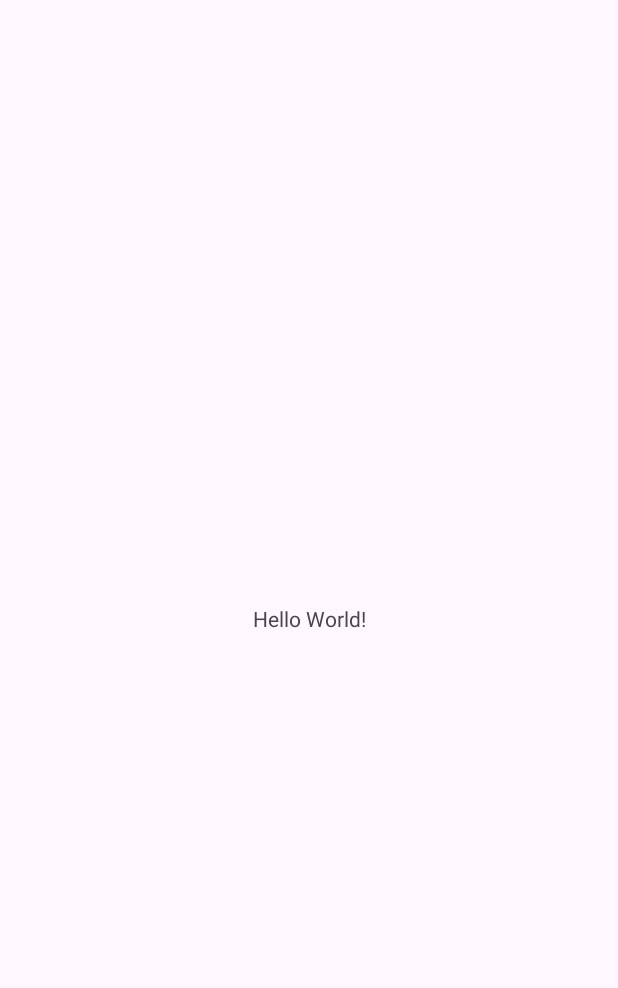
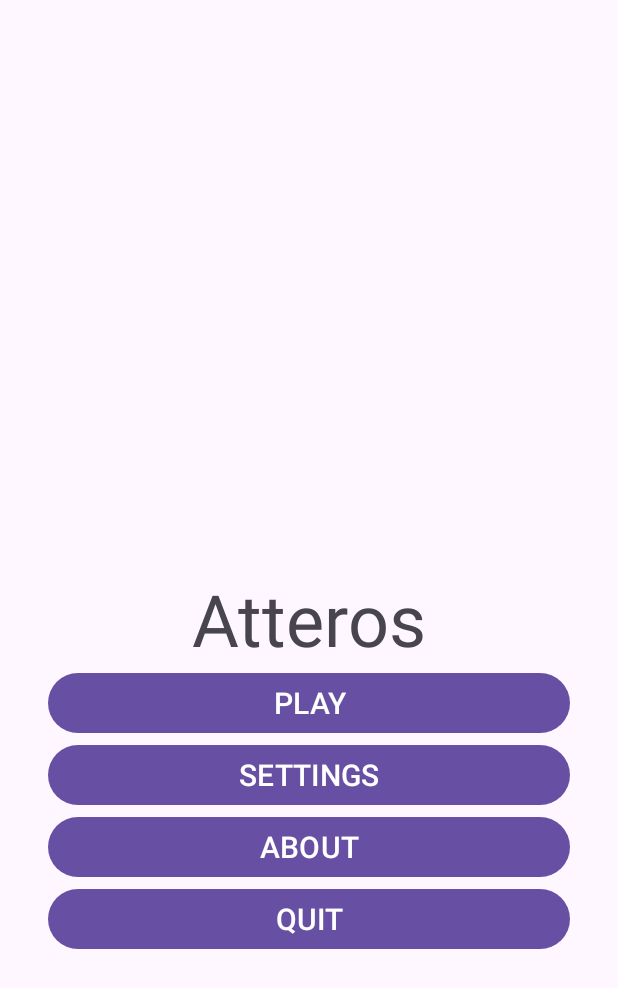
Before and after one commit to aaronFortuno/Atteros, an Android app: the screen it shows after launch (MainActivity), on a phone screen of 412 x 824 dp. Before the commit the part shown is almost empty. Shown: the top 988 px of the screen. Run offline under Robolectric (Android 15) with nearby library versions, the phone set to English and light mode, and no system bars.

Commit message:
Initial layouot

```diff
--- a/app/src/main/res/layout/activity_main.xml
+++ b/app/src/main/res/layout/activity_main.xml
@@ -7,12 +7,74 @@
     tools:context=".MainActivity">
 
     <TextView
+        android:id="@+id/text_title"
         android:layout_width="wrap_content"
         android:layout_height="wrap_content"
-        android:text="Hello World!"
+        android:layout_marginStart="32dp"
+        android:layout_marginTop="32dp"
+        android:layout_marginEnd="32dp"
+        android:layout_marginBottom="32dp"
+        android:text="@string/game_title"
+        android:textSize="48sp"
         app:layout_constraintBottom_toBottomOf="parent"
         app:layout_constraintEnd_toEndOf="parent"
         app:layout_constraintStart_toStartOf="parent"
         app:layout_constraintTop_toTopOf="parent" />
 
+    <Button
+        android:id="@+id/btn_play"
+        android:layout_width="0dp"
+        android:layout_height="wrap_content"
+        android:layout_marginStart="32dp"
+        android:layout_marginEnd="32dp"
+        android:paddingLeft="32dp"
+        android:paddingRight="32dp"
+        android:text="@string/play_button"
+        android:textSize="20sp"
+        app:layout_constraintEnd_toEndOf="parent"
+        app:layout_constraintStart_toStartOf="parent"
+        app:layout_constraintTop_toBottomOf="@+id/text_title" />
+
+    <Button
+        android:id="@+id/btn_settings"
+        android:layout_width="0dp"
+        android:layout_height="wrap_content"
+        android:layout_marginStart="32dp"
+        android:layout_marginEnd="32dp"
+        android:paddingLeft="32dp"
+        android:paddingRight="32dp"
+        android:text="@string/settings_button"
+        android:textSize="20sp"
+        app:layout_constraintEnd_toEndOf="parent"
+        app:layout_constraintStart_toStartOf="parent"
+        app:layout_constraintTop_toBottomOf="@+id/btn_play" />
+
+    <Button
+        android:id="@+id/btn_about"
+        android:layout_width="0dp"
+        android:layout_height="wrap_content"
+        android:layout_marginStart="32dp"
+        android:layout_marginEnd="32dp"
+        android:paddingLeft="32dp"
+        android:paddingRight="32dp"
+        android:text="@string/about_button"
+        android:textSize="20sp"
+        app:layout_constraintEnd_toEndOf="parent"
+        app:layout_constraintStart_toStartOf="parent"
+        app:layout_constraintTop_toBottomOf="@+id/btn_settings" />
+
+    <Button
+        android:id="@+id/btn_quit"
+        android:layout_width="0dp"
+        android:layout_height="wrap_content"
+        android:layout_marginStart="32dp"
+        android:layout_marginEnd="32dp"
+        android:paddingLeft="32dp"
+        android:paddingRight="32dp"
+        android:text="@string/quit_button"
+        android:textSize="20sp"
+        app:layout_constraintEnd_toEndOf="parent"
+        app:layout_constraintStart_toStartOf="parent"
+        app:layout_constraintTop_toBottomOf="@+id/btn_about" />
+
 </androidx.constraintlayout.widget.ConstraintLayout>
--- a/app/src/main/res/values/colors.xml
+++ b/app/src/main/res/values/colors.xml
@@ -2,4 +2,7 @@
 <resources>
     <color name="black">#FF000000</color>
     <color name="white">#FFFFFFFF</color>
+    <color name="colorPrimary">#FF999999</color>
+    <color name="colorPrimaryDark">#FF333333</color>
+    <color name="colorPrimaryAccent">#FFBBBBBB</color>
 </resources>
--- a/app/src/main/res/values/strings.xml
+++ b/app/src/main/res/values/strings.xml
@@ -1,3 +1,8 @@
 <resources>
     <string name="app_name">Atteros</string>
+    <string name="game_title">Atteros</string>
+    <string name="play_button">PLAY</string>
+    <string name="settings_button">SETTINGS</string>
+    <string name="about_button">ABOUT</string>
+    <string name="quit_button">QUIT</string>
 </resources>
```
